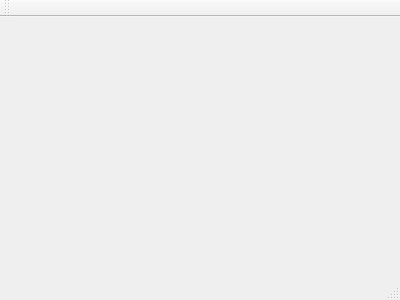
This is mainwindow.ui in IMbackK/TelsysMaster as Qt 5 draws it before an edit. The edited form follows.
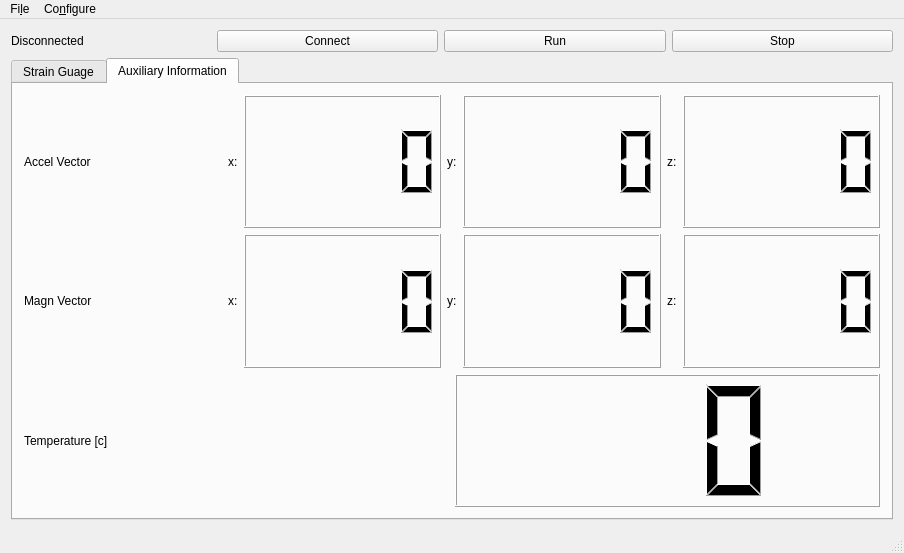
This is the edited form. The open tabs and pages were chosen to show the change.

Diff of the .ui file:
```diff
--- a/mainwindow.ui
+++ b/mainwindow.ui
@@ -1,24 +1,321 @@
 <ui version="4.0">
  <class>MainWindow</class>
- <widget class="QMainWindow" name="MainWindow" >
-  <property name="geometry" >
+ <widget class="QMainWindow" name="MainWindow">
+  <property name="geometry">
    <rect>
     <x>0</x>
     <y>0</y>
-    <width>400</width>
-    <height>300</height>
+    <width>904</width>
+    <height>553</height>
    </rect>
   </property>
   <property name="windowTitle" >
    <string>MainWindow</string>
   </property>
-  <widget class="QMenuBar" name="menuBar" />
-  <widget class="QToolBar" name="mainToolBar" />
-  <widget class="QWidget" name="centralWidget" />
-  <widget class="QStatusBar" name="statusBar" />
+  <widget class="QWidget" name="centralWidget">
+   <layout class="QVBoxLayout" name="verticalLayout">
+    <item>
+     <layout class="QHBoxLayout" name="horizontalLayout">
+      <item>
+       <widget class="QLabel" name="label_Connected">
+        <property name="sizePolicy">
+         <sizepolicy hsizetype="Fixed" vsizetype="Preferred">
+          <horstretch>0</horstretch>
+          <verstretch>0</verstretch>
+         </sizepolicy>
+        </property>
+        <property name="minimumSize">
+         <size>
+          <width>200</width>
+          <height>0</height>
+         </size>
+        </property>
+        <property name="text">
+         <string>Disconnected</string>
+        </property>
+       </widget>
+      </item>
+      <item>
+       <widget class="QPushButton" name="pushButton_Connect">
+        <property name="text">
+         <string>Connect</string>
+        </property>
+       </widget>
+      </item>
+      <item>
+       <widget class="QPushButton" name="pushButton">
+        <property name="text">
+         <string>Run</string>
+        </property>
+       </widget>
+      </item>
+      <item>
+       <widget class="QPushButton" name="pushButton_2">
+        <property name="text">
+         <string>Stop</string>
+        </property>
+       </widget>
+      </item>
+     </layout>
+    </item>
+    <item>
+     <widget class="QTabWidget" name="tabWidget">
+      <property name="currentIndex">
+       <number>0</number>
+      </property>
+      <widget class="QWidget" name="tab">
+       <property name="accessibleName">
+        <string/>
+       </property>
+       <attribute name="title">
+        <string>Strain Guage</string>
+       </attribute>
+       <layout class="QVBoxLayout" name="verticalLayout_2">
+        <item>
+         <layout class="QHBoxLayout" name="horizontalLayout_2">
+          <item>
+           <widget class="QListWidget" name="listWidget">
+            <property name="maximumSize">
+             <size>
+              <width>300</width>
+              <height>16777215</height>
+             </size>
+            </property>
+           </widget>
+          </item>
+          <item>
+           <widget class="QGraphicsView" name="graphicsView"/>
+          </item>
+         </layout>
+        </item>
+        <item>
+         <widget class="QLabel" name="label">
+          <property name="text">
+           <string>0 Samples</string>
+          </property>
+         </widget>
+        </item>
+       </layout>
+      </widget>
+      <widget class="QWidget" name="tab_2">
+       <attribute name="title">
+        <string>Auxiliary Information</string>
+       </attribute>
+       <layout class="QVBoxLayout" name="verticalLayout_4">
+        <item>
+         <layout class="QHBoxLayout" name="horizontalLayout_3">
+          <item>
+           <widget class="QLabel" name="label_4">
+            <property name="text">
+             <string>Accel Vector</string>
+            </property>
+           </widget>
+          </item>
+          <item>
+           <widget class="QLabel" name="label_5">
+            <property name="sizePolicy">
+             <sizepolicy hsizetype="Fixed" vsizetype="Preferred">
+              <horstretch>0</horstretch>
+              <verstretch>0</verstretch>
+             </sizepolicy>
+            </property>
+            <property name="text">
+             <string>x:</string>
+            </property>
+           </widget>
+          </item>
+          <item>
+           <widget class="QLCDNumber" name="lcdNumber"/>
+          </item>
+          <item>
+           <widget class="QLabel" name="label_6">
+            <property name="sizePolicy">
+             <sizepolicy hsizetype="Fixed" vsizetype="Preferred">
+              <horstretch>0</horstretch>
+              <verstretch>0</verstretch>
+             </sizepolicy>
+            </property>
+            <property name="text">
+             <string>y:</string>
+            </property>
+           </widget>
+          </item>
+          <item>
+           <widget class="QLCDNumber" name="lcdNumber_3"/>
+          </item>
+          <item>
+           <widget class="QLabel" name="label_7">
+            <property name="sizePolicy">
+             <sizepolicy hsizetype="Fixed" vsizetype="Preferred">
+              <horstretch>0</horstretch>
+              <verstretch>0</verstretch>
+             </sizepolicy>
+            </property>
+            <property name="text">
+             <string>z:</string>
+            </property>
+           </widget>
+          </item>
+          <item>
+           <widget class="QLCDNumber" name="lcdNumber_4"/>
+          </item>
+         </layout>
+        </item>
+        <item>
+         <layout class="QHBoxLayout" name="horizontalLayout_4">
+          <item>
+           <widget class="QLabel" name="label_2">
+            <property name="text">
+             <string>Magn Vector</string>
+            </property>
+           </widget>
+          </item>
+          <item>
+           <widget class="QLabel" name="label_8">
+            <property name="sizePolicy">
+             <sizepolicy hsizetype="Fixed" vsizetype="Preferred">
+              <horstretch>0</horstretch>
+              <verstretch>0</verstretch>
+             </sizepolicy>
+            </property>
+            <property name="text">
+             <string>x:</string>
+            </property>
+           </widget>
+          </item>
+          <item>
+           <widget class="QLCDNumber" name="lcdNumber_5">
+            <property name="minimumSize">
+             <size>
+              <width>0</width>
+              <height>0</height>
+             </size>
+            </property>
+           </widget>
+          </item>
+          <item>
+           <widget class="QLabel" name="label_9">
+            <property name="sizePolicy">
+             <sizepolicy hsizetype="Fixed" vsizetype="Preferred">
+              <horstretch>0</horstretch>
+              <verstretch>0</verstretch>
+             </sizepolicy>
+            </property>
+            <property name="text">
+             <string>y:</string>
+            </property>
+           </widget>
+          </item>
+          <item>
+           <widget class="QLCDNumber" name="lcdNumber_2">
+            <property name="minimumSize">
+             <size>
+              <width>0</width>
+              <height>0</height>
+             </size>
+            </property>
+            <property name="intValue" stdset="0">
+             <number>0</number>
+            </property>
+           </widget>
+          </item>
+          <item>
+           <widget class="QLabel" name="label_10">
+            <property name="sizePolicy">
+             <sizepolicy hsizetype="Fixed" vsizetype="Preferred">
+              <horstretch>0</horstretch>
+              <verstretch>0</verstretch>
+             </sizepolicy>
+            </property>
+            <property name="text">
+             <string>z:</string>
+            </property>
+           </widget>
+          </item>
+          <item>
+           <widget class="QLCDNumber" name="lcdNumber_6">
+            <property name="minimumSize">
+             <size>
+              <width>0</width>
+              <height>0</height>
+             </size>
+            </property>
+           </widget>
+          </item>
+         </layout>
+        </item>
+        <item>
+         <layout class="QHBoxLayout" name="horizontalLayout_5">
+          <item>
+           <widget class="QLabel" name="label_3">
+            <property name="text">
+             <string>Temperature [c]</string>
+            </property>
+           </widget>
+          </item>
+          <item>
+           <widget class="QLCDNumber" name="lcdNumber_7">
+            <property name="digitCount">
+             <number>3</number>
+            </property>
+           </widget>
+          </item>
+         </layout>
+        </item>
+       </layout>
+      </widget>
+     </widget>
+    </item>
+   </layout>
+  </widget>
+  <widget class="QMenuBar" name="menuBar">
+   <property name="geometry">
+    <rect>
+     <x>0</x>
+     <y>0</y>
+     <width>904</width>
+     <height>32</height>
+    </rect>
+   </property>
+   <widget class="QMenu" name="menuhello">
+    <property name="title">
+     <string>Fi&amp;le</string>
+    </property>
+    <addaction name="actionSave_CSV"/>
+    <addaction name="actionQuit"/>
+   </widget>
+   <widget class="QMenu" name="menuConfigure">
+    <property name="title">
+     <string>Co&amp;nfigure</string>
+    </property>
+    <addaction name="actionRates"/>
+   </widget>
+   <addaction name="menuhello"/>
+   <addaction name="menuConfigure"/>
+  </widget>
+  <widget class="QStatusBar" name="statusBar"/>
+  <action name="actionSave_CSV">
+   <property name="text">
+    <string>&amp;Save CSV</string>
+   </property>
+  </action>
+  <action name="actionConnect">
+   <property name="text">
+    <string>&amp;Connect</string>
+   </property>
+  </action>
+  <action name="actionQuit">
+   <property name="text">
+    <string>&amp;Quit</string>
+   </property>
+  </action>
+  <action name="actionRates">
+   <property name="text">
+    <string>&amp;Rates</string>
+   </property>
+  </action>
  </widget>
- <layoutDefault spacing="6" margin="11" />
- <pixmapfunction></pixmapfunction>
+ <layoutdefault spacing="6" margin="11"/>
  <resources/>
  <connections/>
 </ui>
```
Left out of the diff: 5 changed lines with no effect on the pictures.
